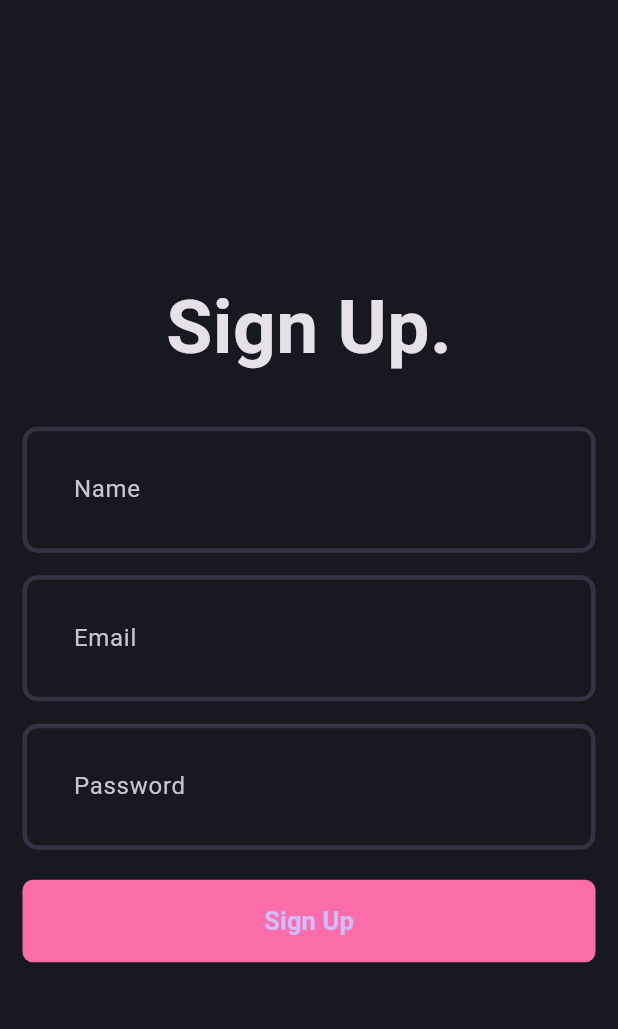
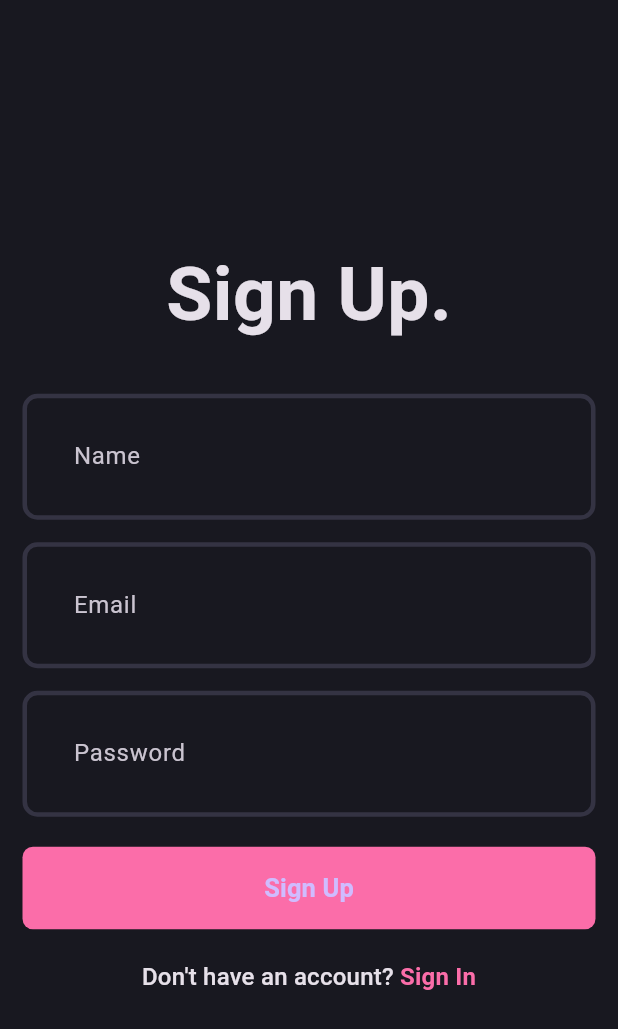
Before and after one commit to AfiqZaidin03/blog_app, a Flutter app: the screen it shows after launch, on a phone screen of 412 x 824 dp. Shown: the top 1029 px of the screen. Run offline on Flutter 3.47's test engine with Material 3 defaults, Android fonts, the phone set to English and light mode, and no system bars.

Commit message:
[3] Add text controller to authfield and obscureText to password
Adding text controller to authfield for name, email and password and obscureText to password

```diff
--- a/lib/features/presentation/pages/signup_page.dart
+++ b/lib/features/presentation/pages/signup_page.dart
@@ -1,3 +1,4 @@
+import 'package:blog_app/core/theme/app_pallete.dart';
 import 'package:blog_app/features/presentation/widgets/aut_gradient_button.dart';
 import 'package:blog_app/features/presentation/widgets/auth_field.dart';
 import 'package:flutter/material.dart';
@@ -10,30 +11,73 @@ class SignUpPage extends StatefulWidget {
 }
 
 class _SignUpPageState extends State<SignUpPage> {
+  final nameController = TextEditingController();
+  final emailController = TextEditingController();
+  final passwordController = TextEditingController();
+
+  final formKey = GlobalKey<FormState>();
+
+  @override
+  void dispose() {
+    nameController.dispose();
+    emailController.dispose();
+    passwordController.dispose();
+    super.dispose();
+  }
+
   @override
   Widget build(BuildContext context) {
-    return const Scaffold(
+    return Scaffold(
       body: Padding(
-        padding: EdgeInsets.all(15.0),
+        padding: const EdgeInsets.all(15.0),
+        child: Form(
+          key: formKey,
           child: Column(
             mainAxisAlignment: MainAxisAlignment.center,
             children: [
-            Text(
+              const Text(
                 'Sign Up.',
                 style: TextStyle(
                   fontSize: 50,
                   fontWeight: FontWeight.bold,
                 ),
               ),
-            SizedBox(height: 30),
-            AuthField(hintText: 'Name'),
-            SizedBox(height: 15),
-            AuthField(hintText: 'Email'),
-            SizedBox(height: 15),
-            AuthField(hintText: 'Password'),
-            SizedBox(height: 20),
-            AutGradientButton(),
+              const SizedBox(height: 30),
+              AuthField(
+                hintText: 'Name',
+                controller: nameController,
+              ),
+              const SizedBox(height: 15),
+              AuthField(
+                hintText: 'Email',
+                controller: emailController,
+              ),
+              const SizedBox(height: 15),
+              AuthField(
+                hintText: 'Password',
+                controller: passwordController,
+                isObscureText: true,
+              ),
+              const SizedBox(height: 20),
+              const AutGradientButton(),
+              const SizedBox(height: 20),
+              RichText(
+                text: TextSpan(
+                  text: 'Don\'t have an account? ',
+                  style: Theme.of(context).textTheme.titleMedium,
+                  children: [
+                    TextSpan(
+                      text: 'Sign In',
+                      style: Theme.of(context).textTheme.titleMedium?.copyWith(
+                            color: AppPallete.gradient2,
+                            fontWeight: FontWeight.bold,
+                          ),
+                    )
                   ],
+                ),
+              )
+            ],
+          ),
         ),
       ),
     );
--- a/lib/features/presentation/widgets/auth_field.dart
+++ b/lib/features/presentation/widgets/auth_field.dart
@@ -2,14 +2,29 @@ import 'package:flutter/material.dart';
 
 class AuthField extends StatelessWidget {
   final String hintText;
-  const AuthField({super.key, required this.hintText});
+  final TextEditingController controller;
+  final bool isObscureText;
+  const AuthField({
+    super.key,
+    required this.hintText,
+    required this.controller,
+    this.isObscureText = false,
+  });
 
   @override
   Widget build(BuildContext context) {
     return TextFormField(
+      controller: controller,
       decoration: InputDecoration(
         hintText: hintText,
       ),
+      validator: (value) {
+        if (value!.isEmpty) {
+          return "$hintText is missing!";
+        }
+        return null;
+      },
+      obscureText: isObscureText,
     );
   }
 }
```
Lines whose indentation alone changed are shown as unchanged.
